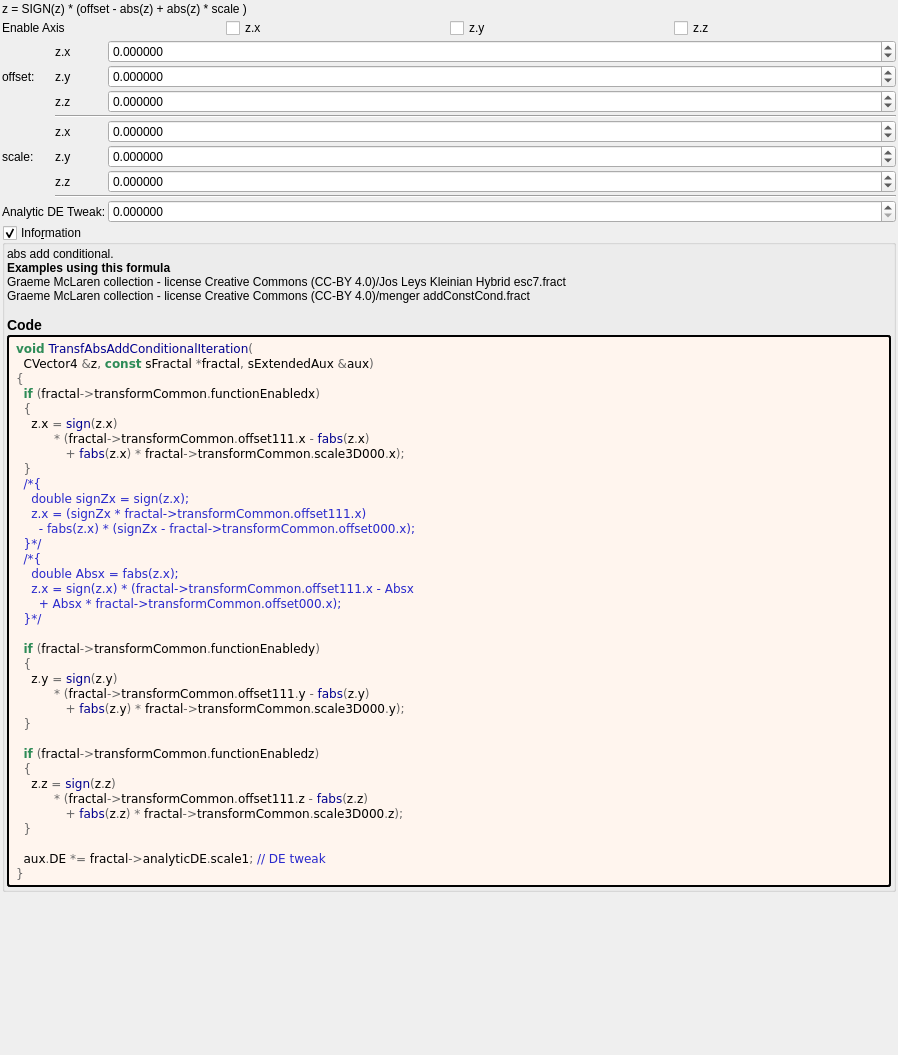
Old version of the form mandelbulber2/formula/ui/transf_abs_add_conditional.ui in the repository buddhi1980/mandelbulber2.
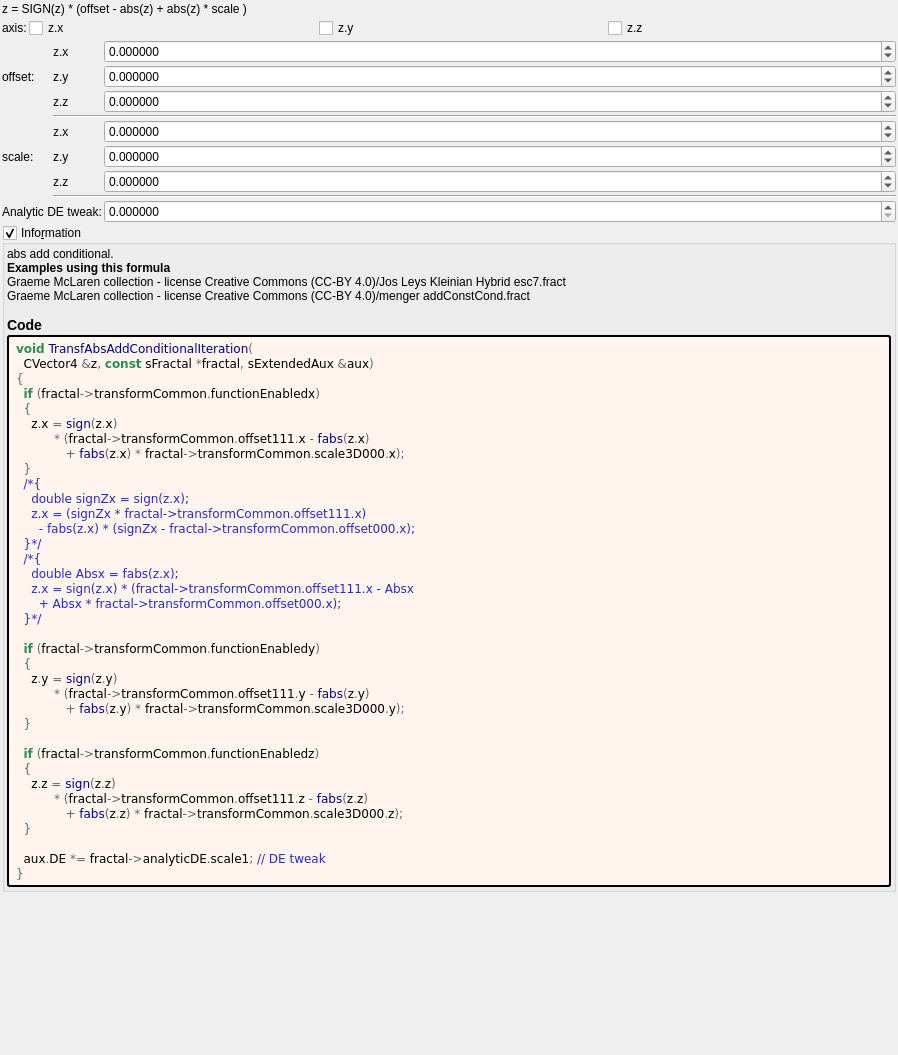
New version of the form. Custom widgets are drawn as their Qt base class.

Diff of the .ui file:
```diff
--- a/mandelbulber2/formula/ui/transf_abs_add_conditional.ui
+++ b/mandelbulber2/formula/ui/transf_abs_add_conditional.ui
@@ -37,35 +37,32 @@
     </widget>
    </item>
    <item>
-    <layout class="QGridLayout" name="gridLayout_81">
-     <property name="spacing">
-      <number>2</number>
-     </property>
-     <item row="3" column="3">
-      <widget class="MyCheckBox" name="checkBox_transf_function_enabledz">
+    <layout class="QHBoxLayout" name="horizontalLayout_18" stretch="0,1,1,1">
+     <item>
+      <widget class="QLabel" name="label_72">
        <property name="text">
-        <string notr="true">z.z</string>
+        <string>axis:</string>
        </property>
       </widget>
      </item>
-     <item row="3" column="1">
+     <item>
       <widget class="MyCheckBox" name="checkBox_transf_function_enabledx">
        <property name="text">
         <string notr="true">z.x</string>
        </property>
       </widget>
      </item>
-     <item row="3" column="2">
+     <item>
       <widget class="MyCheckBox" name="checkBox_transf_function_enabledy">
        <property name="text">
         <string notr="true">z.y</string>
        </property>
       </widget>
      </item>
-     <item row="3" column="0">
-      <widget class="QLabel" name="label_72">
+     <item>
+      <widget class="MyCheckBox" name="checkBox_transf_function_enabledz">
        <property name="text">
-        <string>Enable Axis</string>
+        <string notr="true">z.z</string>
        </property>
       </widget>
      </item>
@@ -106,6 +103,9 @@
      </item>
      <item row="5" column="2">
       <widget class="MyDoubleSpinBox" name="spinbox3_transf_scale3D_000_y">
+       <property name="enabled">
+        <bool>true</bool>
+       </property>
        <property name="sizePolicy">
         <sizepolicy hsizetype="Minimum" vsizetype="Maximum">
          <horstretch>0</horstretch>
@@ -149,7 +149,7 @@
      <item row="8" column="0" colspan="2">
       <widget class="QLabel" name="label_112">
        <property name="text">
-        <string>Analytic DE Tweak:</string>
+        <string>Analytic DE tweak:</string>
        </property>
       </widget>
      </item>
@@ -267,6 +267,9 @@
      </item>
      <item row="2" column="2">
       <widget class="MyDoubleSpinBox" name="spinbox3_transf_offset_111_z">
+       <property name="enabled">
+        <bool>true</bool>
+       </property>
        <property name="sizePolicy">
         <sizepolicy hsizetype="Minimum" vsizetype="Maximum">
          <horstretch>0</horstretch>
@@ -309,6 +312,9 @@
      </item>
      <item row="1" column="2">
       <widget class="MyDoubleSpinBox" name="spinbox3_transf_offset_111_y">
+       <property name="enabled">
+        <bool>true</bool>
+       </property>
        <property name="sizePolicy">
         <sizepolicy hsizetype="Minimum" vsizetype="Maximum">
          <horstretch>0</horstretch>
```
Left out of the diff: 4 changed lines with no effect on the pictures.
